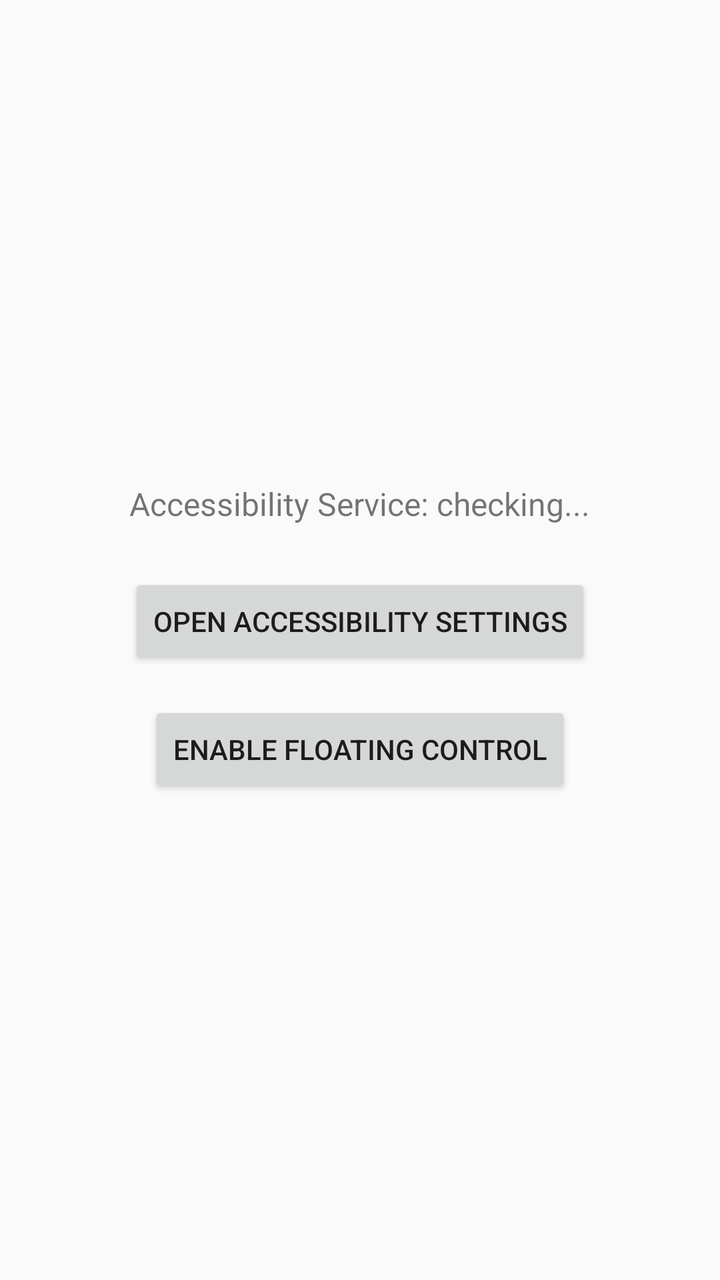
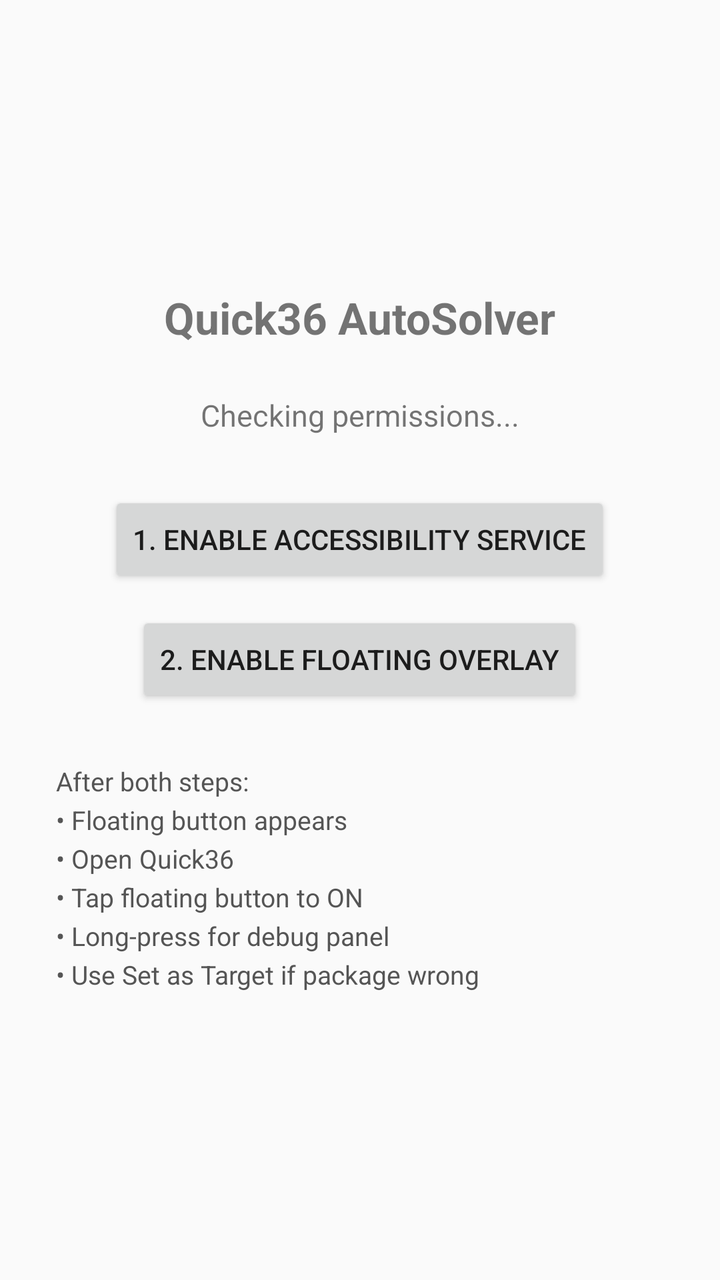

Compare the two renders of this Android layout. The source of the first and the diff that turns it into the second are given below.
<!-- AndroidManifest.xml: application theme Theme.AppCompat.Light -->
<!-- res/layout/activity_main.xml -->
<?xml version="1.0" encoding="utf-8"?>
<LinearLayout xmlns:android="http://schemas.android.com/apk/res/android"
    android:layout_width="match_parent"
    android:layout_height="match_parent"
    android:orientation="vertical"
    android:gravity="center"
    android:padding="24dp">

    <TextView
        android:id="@+id/statusText"
        android:layout_width="wrap_content"
        android:layout_height="wrap_content"
        android:textSize="16sp"
        android:text="Accessibility Service: checking..." />

    <Button
        android:id="@+id/openSettingsBtn"
        android:layout_width="wrap_content"
        android:layout_height="wrap_content"
        android:layout_marginTop="24dp"
        android:text="Open Accessibility Settings" />

    <Button
        android:id="@+id/enableOverlayBtn"
        android:layout_width="wrap_content"
        android:layout_height="wrap_content"
        android:layout_marginTop="16dp"
        android:text="Enable Floating Control" />

</LinearLayout>
<!-- resources referenced by this layout -->
<resources>

</resources>

<!-- the commit's change to res/layout/activity_main.xml (unified diff, before → after) -->
@@ -2,29 +2,47 @@
 <LinearLayout xmlns:android="http://schemas.android.com/apk/res/android"
     android:layout_width="match_parent"
     android:layout_height="match_parent"
+    android:gravity="center"
     android:orientation="vertical"
-    android:gravity="center"
-    android:padding="24dp">
+    android:padding="28dp">
+
+    <TextView
+        android:layout_width="wrap_content"
+        android:layout_height="wrap_content"
+        android:text="Quick36 AutoSolver"
+        android:textSize="22sp"
+        android:textStyle="bold"
+        android:layout_marginBottom="24dp" />
 
     <TextView
         android:id="@+id/statusText"
         android:layout_width="wrap_content"
         android:layout_height="wrap_content"
-        android:textSize="16sp"
-        android:text="Accessibility Service: checking..." />
+        android:textSize="15sp"
+        android:lineSpacingExtra="4dp"
+        android:text="Checking permissions..." />
 
     <Button
         android:id="@+id/openSettingsBtn"
         android:layout_width="wrap_content"
         android:layout_height="wrap_content"
-        android:layout_marginTop="24dp"
-        android:text="Open Accessibility Settings" />
+        android:layout_marginTop="28dp"
+        android:text="1. Enable Accessibility Service" />
 
     <Button
         android:id="@+id/enableOverlayBtn"
         android:layout_width="wrap_content"
         android:layout_height="wrap_content"
-        android:layout_marginTop="16dp"
-        android:text="Enable Floating Control" />
+        android:layout_marginTop="12dp"
+        android:text="2. Enable Floating Overlay" />
+
+    <TextView
+        android:layout_width="match_parent"
+        android:layout_height="wrap_content"
+        android:layout_marginTop="28dp"
+        android:textSize="13sp"
+        android:lineSpacingExtra="4dp"
+        android:textColor="#555555"
+        android:text="After both steps:\n• Floating button appears\n• Open Quick36\n• Tap floating button to ON\n• Long-press for debug panel\n• Use Set as Target if package wrong" />
 
 </LinearLayout>
